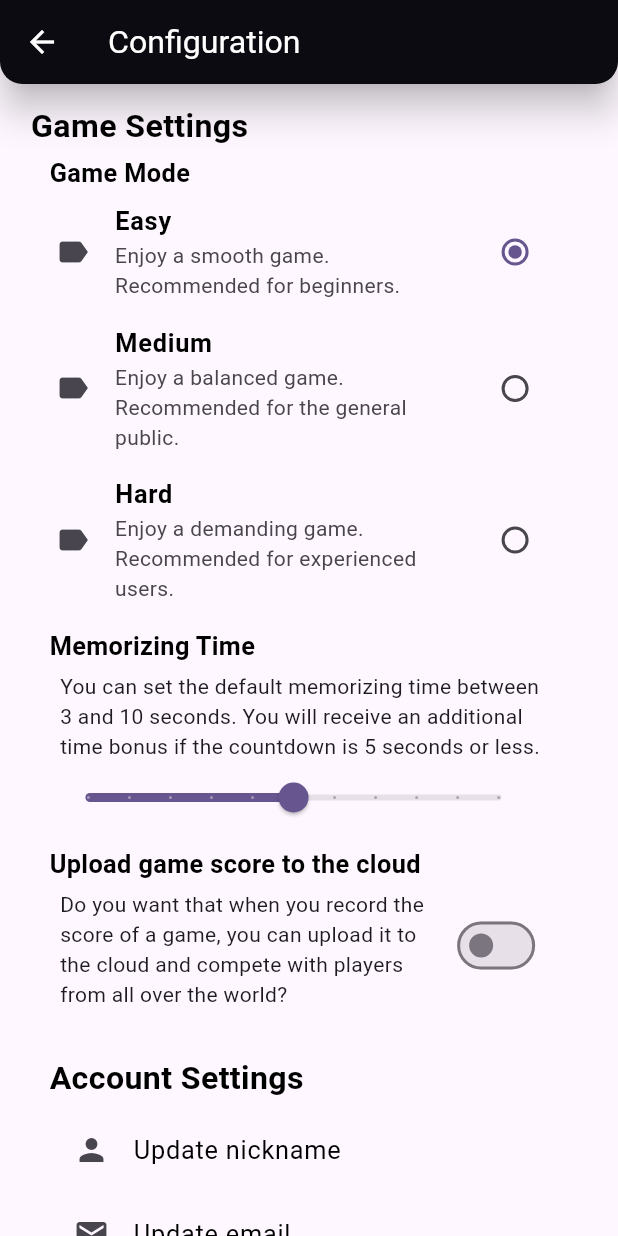
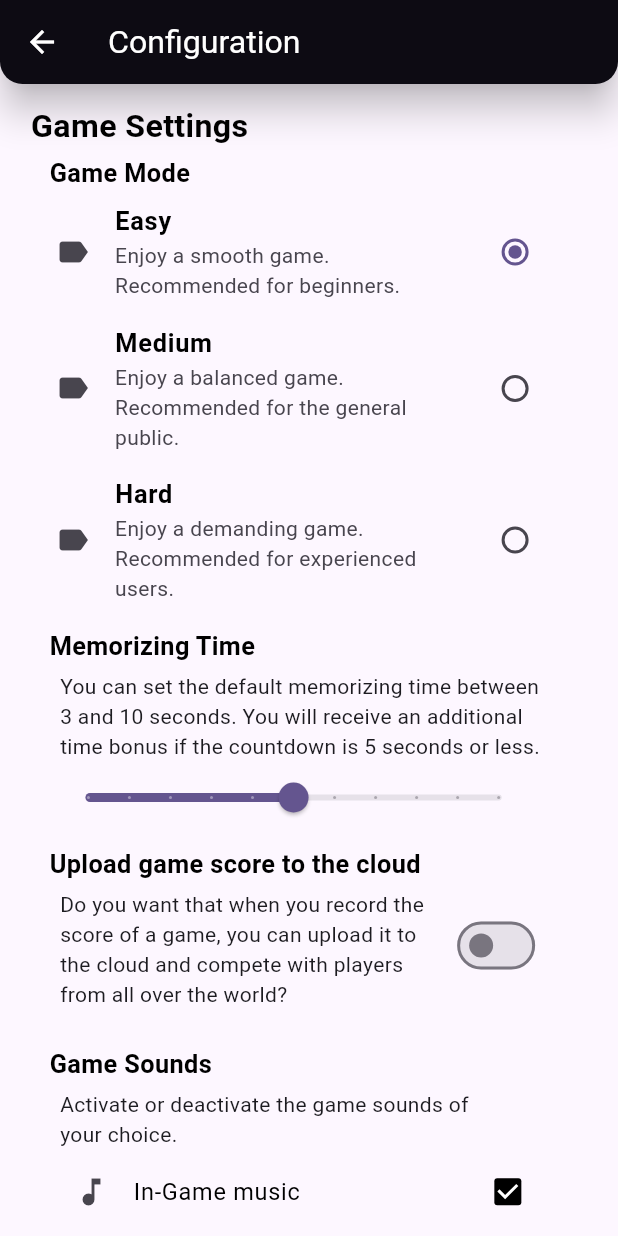
Before and after one commit to Maximus113M/memory_game, a Flutter app: the GlobalConfigPage screen opened by its route, on a phone screen of 412 x 824 dp. Run offline on Flutter 3.47's test engine with Material 3 defaults, Android fonts, the light colour scheme and no system bars; our stand-ins replace animate_do, another_flushbar, audioplayers, cloud_firestore, dartz, firebase_auth and 5 more; accounts and stored records are empty; generated files the repository leaves out were written again.

Commit message:
fixes scores registers, update global config in process

```diff
--- a/lib/features/game/data/datasources/game_data_source.dart
+++ b/lib/features/game/data/datasources/game_data_source.dart
@@ -48,7 +48,7 @@ class GameDataSourceImpl extends GameDataSource {
             .where('game_mode',
                 isEqualTo:
                     AppFunctions.getDifficultyValue(gameStatistics.gameMode))
-            .orderBy('ranking')
+            .orderBy('score', descending: true)
             .limitToLast(1)
             .get();
 
@@ -150,7 +150,7 @@ class GameDataSourceImpl extends GameDataSource {
             .filter()
             .gameModeEqualTo(
                 AppFunctions.getDifficultyValue(gameStatistics.gameMode))
-            .sortByRankingDesc()
+            .sortByScoreDesc()
             .findFirst();
 
         if (lastScoreItem != null) {
--- a/lib/features/global_config/presentation/widgets/global_config_page_body.dart
+++ b/lib/features/global_config/presentation/widgets/global_config_page_body.dart
@@ -90,6 +90,44 @@ class GlobalConfigPageBody extends StatelessWidget {
                       )
                     ],
                   ),
+                  SizedBox(
+                    height: ScreenSize.height * 0.03,
+                  ),
+                  headerTitle('Game Sounds'),
+                  SizedBox(
+                    width: ScreenSize.width * 0.7,
+                    child: description(
+                      'Activate or deactivate the game sounds of your choice.',
+                    ),
+                  ),
+                  SizedBox(width: ScreenSize.width * 0.04),
+                  ListTile(
+                    contentPadding: const EdgeInsets.only(left: 16),
+                    leading: const Icon(Icons.music_note),
+                    title: Text(
+                      "In-Game music",
+                      style: FontStyles.body1(AppColors.text),
+                    ),
+                    trailing: Checkbox(
+                      activeColor: AppColors.text,
+                      value: true,
+                      onChanged: (value) {},
+                    ),
+                  ),
+                  ListTile(
+                    contentPadding: const EdgeInsets.only(left: 16),
+                    leading: const Icon(Icons.volume_up),
+                    title: Text(
+                      "Game sound effects",
+                      style: FontStyles.body1(AppColors.text),
+                      maxLines: 2,
+                    ),
+                    trailing: Checkbox(
+                      activeColor: AppColors.text,
+                      value: true,
+                      onChanged: (value) {},
+                    ),
+                  ),
                   const SizedBox(
                     height: 30,
                   ),
--- a/lib/features/home/presentation/providers/home_provider.dart
+++ b/lib/features/home/presentation/providers/home_provider.dart
@@ -16,7 +16,7 @@ class HomeProvider extends ChangeNotifier with WidgetsBindingObserver {
 
   signOut(BuildContext context) {
     firebaseAuth.signOut().then((value) {
-      AudioService().quitMusic();
+      AudioService().quitAllSounds();
       WidgetsBinding.instance.removeObserver(this);
       isMusicSound = false;
       GoRouter.of(context).pushReplacement('/login');
@@ -26,8 +26,8 @@ class HomeProvider extends ChangeNotifier with WidgetsBindingObserver {
 
   void initMusic() {
     if (isMusicSound) return;
+    initObserver();
     AudioService().playGameMusic();
-    initObserver();
     isMusicSound = true;
   }
 
--- a/lib/main.dart
+++ b/lib/main.dart
@@ -43,7 +43,7 @@ class MyApp extends StatelessWidget {
       routerConfig: appRouter,
       theme: ThemeData(
         colorScheme: ColorScheme.fromSeed(
-            seedColor: const Color.fromARGB(255, 88, 34, 182)),
+            seedColor: const Color.fromARGB(255, 56, 7, 142)),
         useMaterial3: true,
       ),
     );
--- a/pubspec.yaml
+++ b/pubspec.yaml
@@ -39,6 +39,7 @@ dependencies:
   isar_flutter_libs: ^3.1.0+1
   path_provider: ^2.1.2
   provider: ^6.1.1
+  shared_preferences: ^2.2.2
 
 dev_dependencies:
   build_runner: ^2.4.8
```
Also changed, not shown: lib/core/services/audio_service.dart (+15 -3 lines), lib/core/services/shared_preferences_service.dart (added, +15 -0 lines), pubspec.lock, 1 other file.
